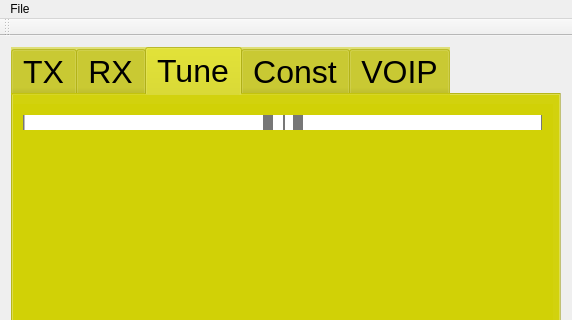
qradiolink/qradiolink, file mainwindow.ui: the form before one commit; both pictures show x 0 to 572 and y 0 to 320 of the 572 by 460 pixel window.
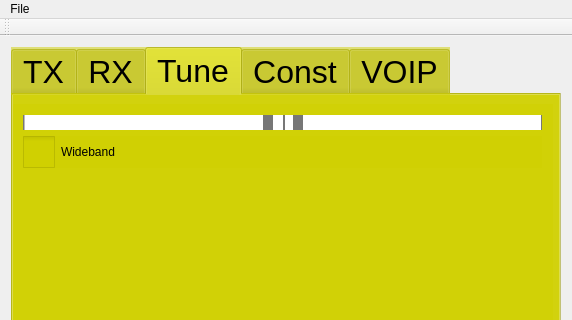
The form after the commit. Icons and pictures are not drawn.

Commit message: Add checkbox for wideband mode

Diff of the .ui file:
```diff
--- a/mainwindow.ui
+++ b/mainwindow.ui
@@ -325,6 +325,19 @@
              </property>
             </widget>
            </item>
+           <item>
+            <widget class="QCheckBox" name="checkBoxWideband">
+             <property name="styleSheet">
+              <string notr="true">QCheckBox::indicator {
+     width: 32px;
+     height: 32px;
+}</string>
+             </property>
+             <property name="text">
+              <string>Wideband</string>
+             </property>
+            </widget>
+           </item>
            <item>
             <spacer name="verticalSpacer">
              <property name="orientation">
```
The commit also changes 5 other files.
